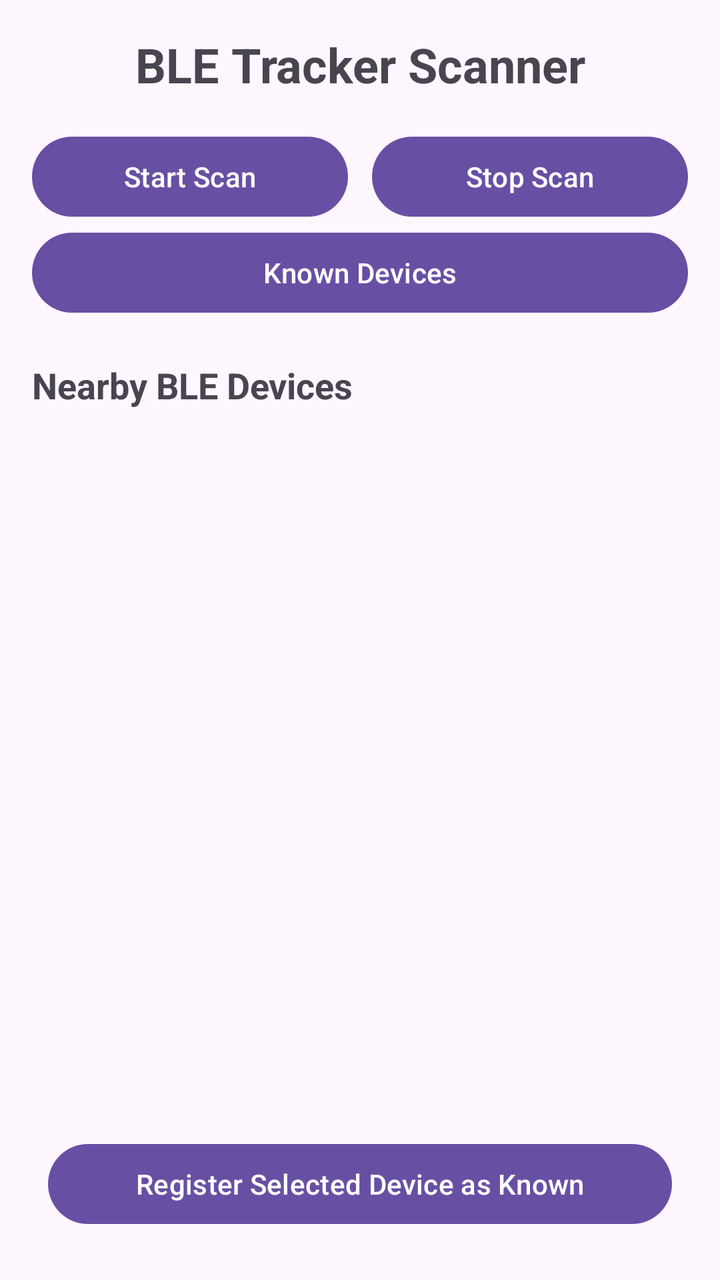
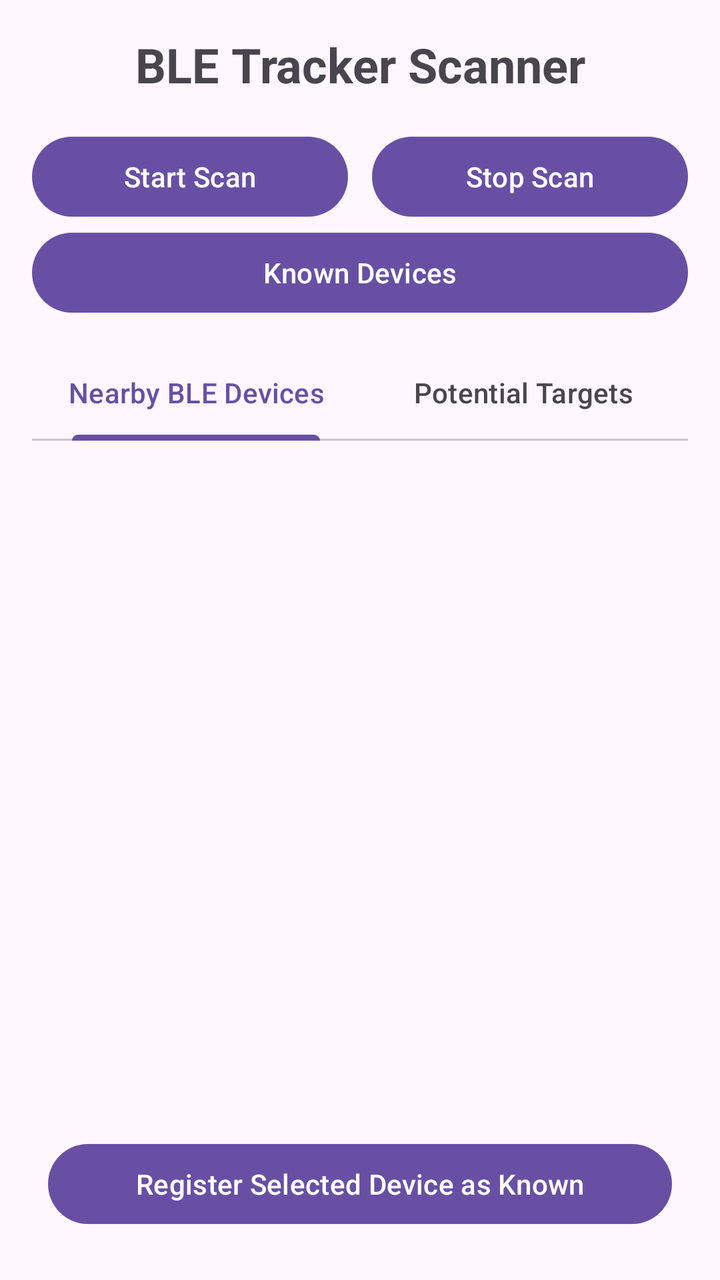

Screens rendered from an Android XML layout before and after an edit, with the pre-edit source and the edit as a unified diff.
<!-- AndroidManifest.xml: application theme Theme.SpyAware -->
<!-- res/layout/activity_main.xml -->
<?xml version="1.0" encoding="utf-8"?>
<LinearLayout xmlns:android="http://schemas.android.com/apk/res/android"
    xmlns:tools="http://schemas.android.com/tools"
    android:layout_width="match_parent"
    android:layout_height="match_parent"
    android:orientation="vertical"
    android:padding="16dp"
    tools:context=".activities.MainActivity">

    
    <TextView
        android:id="@+id/tvTitle"
        android:layout_width="match_parent"
        android:layout_height="wrap_content"
        android:text="BLE Tracker Scanner"
        android:textAlignment="center"
        android:textSize="24sp"
        android:textStyle="bold"
        android:paddingBottom="16dp"/>

    
    <LinearLayout
        android:layout_width="match_parent"
        android:layout_height="wrap_content"
        android:orientation="horizontal">

        <Button
            android:id="@+id/btnStartScan"
            android:layout_width="0dp"
            android:layout_height="wrap_content"
            android:layout_weight="1"
            android:text="Start Scan"/>

        <Space
            android:layout_width="12dp"
            android:layout_height="wrap_content"/>

        <Button
            android:id="@+id/btnStopScan"
            android:layout_width="0dp"
            android:layout_height="wrap_content"
            android:layout_weight="1"
            android:text="Stop Scan"/>
    </LinearLayout>
    <Button
        android:id="@+id/btnKnownDevices"
        android:layout_width="match_parent"
        android:layout_height="wrap_content"
        android:text="Known Devices" />

    
    <TextView
        android:layout_width="wrap_content"
        android:layout_height="wrap_content"
        android:text="Nearby BLE Devices"
        android:textStyle="bold"
        android:textSize="18sp"
        android:paddingTop="20dp"
        android:paddingBottom="8dp"/>

    
    <androidx.recyclerview.widget.RecyclerView
        android:id="@+id/recyclerDevices"
        android:layout_width="match_parent"
        android:layout_height="0dp"
        android:layout_weight="1"/>
    <Button
        android:id="@+id/btnRegisterKnown"
        android:layout_width="match_parent"
        android:layout_height="wrap_content"
        android:text="Register Selected Device as Known"
        android:layout_margin="8dp" />

</LinearLayout>
<!-- resources referenced by this layout -->
<resources>
  <style name="Theme.SpyAware" parent="Base.Theme.SpyAware" />
  <style name="Base.Theme.SpyAware" parent="Theme.Material3.DayNight.NoActionBar">
          
          
      </style>
</resources>

<!-- the commit's change to res/layout/activity_main.xml (unified diff, before → after) -->
@@ -1,6 +1,8 @@
 <?xml version="1.0" encoding="utf-8"?>
-<LinearLayout xmlns:android="http://schemas.android.com/apk/res/android"
+<LinearLayout
+    xmlns:android="http://schemas.android.com/apk/res/android"
     xmlns:tools="http://schemas.android.com/tools"
+    xmlns:app="http://schemas.android.com/apk/res-auto"
     android:layout_width="match_parent"
     android:layout_height="match_parent"
     android:orientation="vertical"
@@ -41,34 +43,130 @@
             android:layout_height="wrap_content"
             android:layout_weight="1"
             android:text="Stop Scan"/>
+
     </LinearLayout>
+
+    
     <Button
         android:id="@+id/btnKnownDevices"
         android:layout_width="match_parent"
         android:layout_height="wrap_content"
-        android:text="Known Devices" />
+        android:text="Known Devices"/>
 
     
-    <TextView
-        android:layout_width="wrap_content"
+    <com.google.android.material.tabs.TabLayout
+        android:id="@+id/deviceTabs"
+        android:layout_width="match_parent"
         android:layout_height="wrap_content"
-        android:text="Nearby BLE Devices"
-        android:textStyle="bold"
-        android:textSize="18sp"
-        android:paddingTop="20dp"
-        android:paddingBottom="8dp"/>
+        android:layout_marginTop="12dp"
+        app:tabGravity="fill"
+        app:tabMode="fixed">
+
+        <com.google.android.material.tabs.TabItem
+            android:layout_width="wrap_content"
+            android:layout_height="wrap_content"
+            android:text="Nearby BLE Devices"/>
+
+        <com.google.android.material.tabs.TabItem
+            android:layout_width="wrap_content"
+            android:layout_height="wrap_content"
+            android:text="Potential Targets"/>
+
+    </com.google.android.material.tabs.TabLayout>
 
     
-    <androidx.recyclerview.widget.RecyclerView
-        android:id="@+id/recyclerDevices"
+    <FrameLayout
+        android:id="@+id/nearbyContainer"
         android:layout_width="match_parent"
         android:layout_height="0dp"
-        android:layout_weight="1"/>
+        android:layout_weight="1">
+
+        <androidx.recyclerview.widget.RecyclerView
+            android:id="@+id/recyclerDevices"
+            android:layout_width="match_parent"
+            android:layout_height="match_parent"/>
+
+    </FrameLayout>
+
+    
+    
+    
+
+    <FrameLayout
+        android:id="@+id/targetContainer"
+        android:layout_width="match_parent"
+        android:layout_height="0dp"
+        android:layout_weight="1"
+        android:visibility="gone">
+
+        
+
+        <LinearLayout
+            android:layout_width="match_parent"
+            android:layout_height="match_parent"
+            android:orientation="vertical">
+
+            <com.google.android.material.tabs.TabLayout
+                android:id="@+id/targetTabs"
+                android:layout_width="match_parent"
+                android:layout_height="wrap_content"
+                app:tabGravity="fill"
+                app:tabMode="fixed">
+
+                <com.google.android.material.tabs.TabItem
+                    android:layout_width="wrap_content"
+                    android:layout_height="wrap_content"
+                    android:text="Target List"/>
+
+                <com.google.android.material.tabs.TabItem
+                    android:layout_width="wrap_content"
+                    android:layout_height="wrap_content"
+                    android:text="Target Map"/>
+
+            </com.google.android.material.tabs.TabLayout>
+
+            
+            <FrameLayout
+                android:id="@+id/targetListContainer"
+                android:layout_width="match_parent"
+                android:layout_height="0dp"
+                android:layout_weight="1">
+
+                <androidx.recyclerview.widget.RecyclerView
+                    android:id="@+id/recyclerTargets"
+                    android:layout_width="match_parent"
+                    android:layout_height="match_parent"/>
+
+                <TextView
+                    android:id="@+id/tvNoTargets"
+                    android:layout_width="match_parent"
+                    android:layout_height="wrap_content"
+                    android:layout_gravity="center"
+                    android:gravity="center"
+                    android:text="No potential targets detected"
+                    android:textSize="16sp"
+                    android:visibility="visible"/>
+
+            </FrameLayout>
+
+            
+            <FrameLayout
+                android:id="@+id/targetMapContainer"
+                android:layout_width="match_parent"
+                android:layout_height="0dp"
+                android:layout_weight="1"
+                android:visibility="gone"/>
+
+        </LinearLayout>
+
+    </FrameLayout>
+
+    
     <Button
         android:id="@+id/btnRegisterKnown"
         android:layout_width="match_parent"
         android:layout_height="wrap_content"
         android:text="Register Selected Device as Known"
-        android:layout_margin="8dp" />
+        android:layout_margin="8dp"/>
 
 </LinearLayout>
